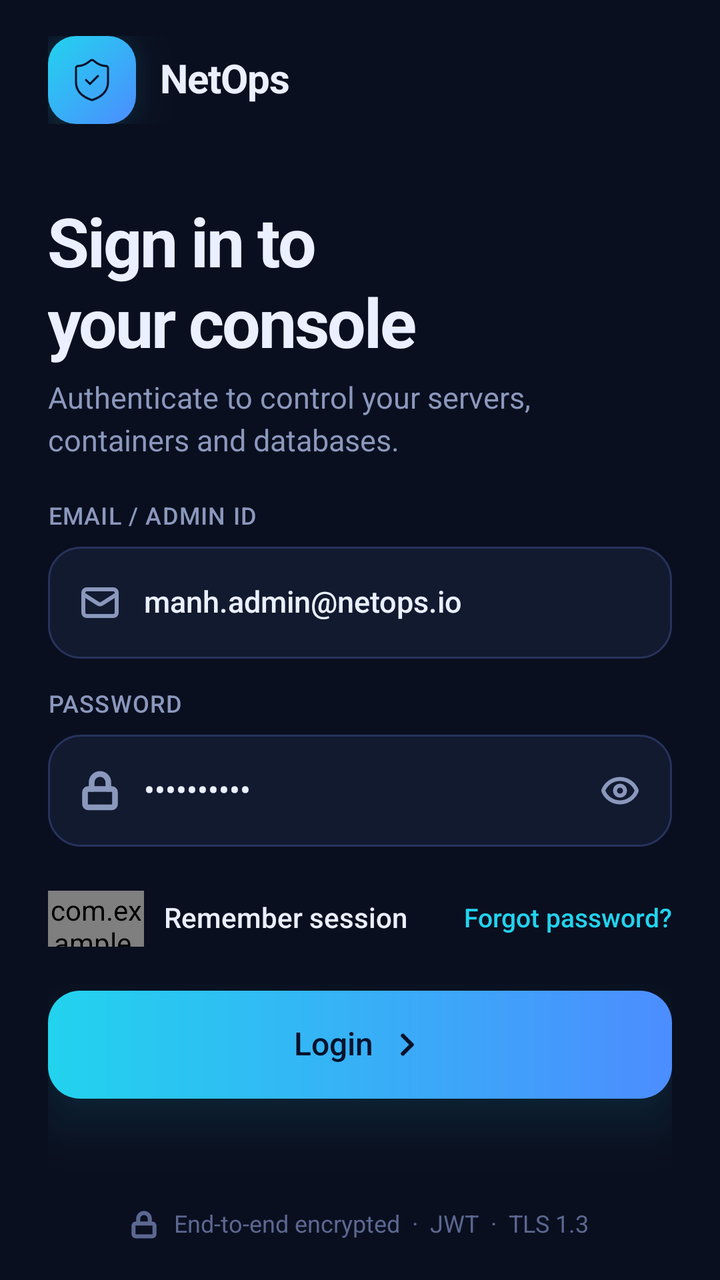
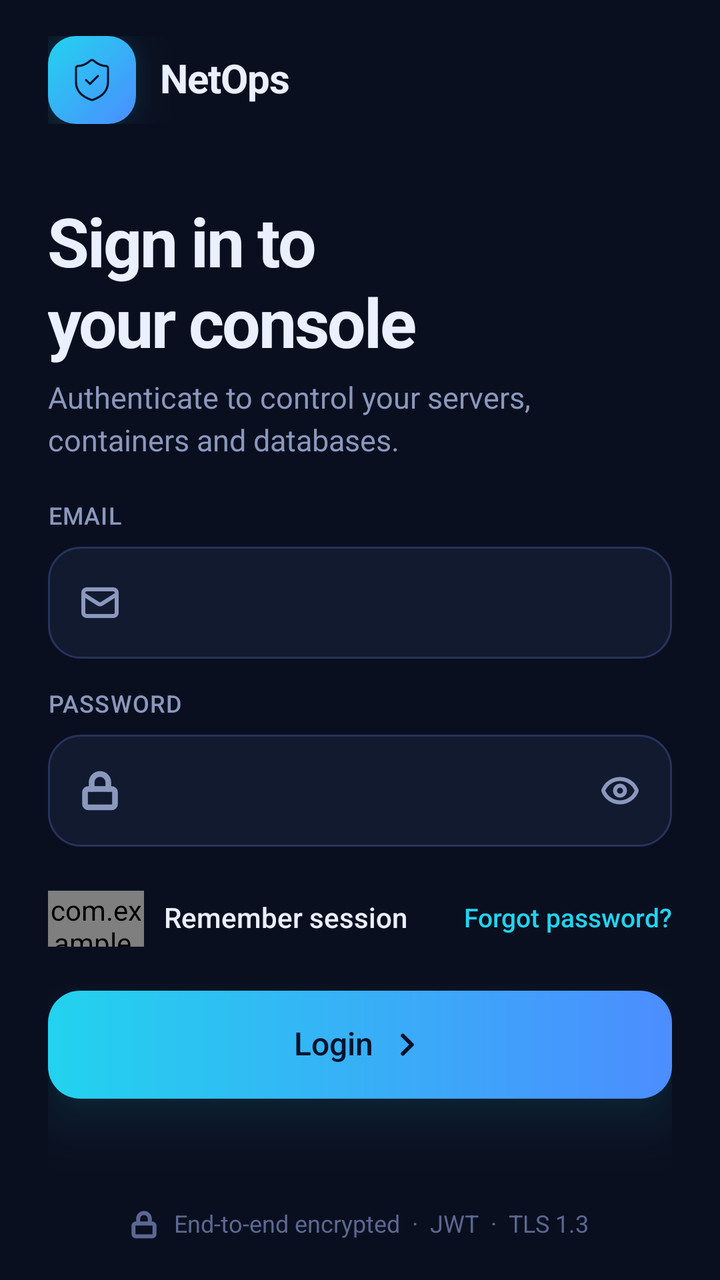

Compare the two renders of this Android layout. The source of the first and the diff that turns it into the second are given below.
<!-- AndroidManifest.xml: application theme Theme.Netops -->
<!-- res/layout/fragment_login.xml -->
<?xml version="1.0" encoding="utf-8"?>
<ScrollView
    android:layout_width="match_parent"
    android:layout_height="match_parent"
    xmlns:android="http://schemas.android.com/apk/res/android"
    xmlns:app="http://schemas.android.com/apk/res-auto"
    xmlns:tools="http://schemas.android.com/tools"
    android:scrollbars="none"
    android:overScrollMode="never"
    tools:ignore="HardcodedText,UselessParent,UnusedAttribute,ContentDescription,Autofill,LabelFor,TextFields,RtlSymmetry,UseCompoundDrawables,ObsoleteLayoutParam">
    <LinearLayout
        android:layout_width="match_parent"
        android:layout_height="wrap_content"
        android:paddingHorizontal="24dp"
        android:paddingVertical="18dp"
        android:divider="@drawable/gap_22"
        android:showDividers="middle"
        android:orientation="vertical">
        <LinearLayout
            android:layout_width="wrap_content"
            android:layout_height="wrap_content"
            android:gravity="center_vertical"
            android:divider="@drawable/gap_12"
            android:showDividers="middle"
            android:orientation="horizontal">
            <FrameLayout
                android:layout_width="44dp"
                android:layout_height="44dp"
                android:background="@drawable/bg_g_diag_r14"
                android:elevation="14dp"
                android:outlineAmbientShadowColor="#FF22D3EE"
                android:outlineSpotShadowColor="#FF22D3EE">
                <ImageView
                    android:layout_width="24dp"
                    android:layout_height="24dp"
                    android:layout_gravity="center"
                    android:src="@drawable/ic_shield"
                    android:tint="@color/on_cyan" />
            </FrameLayout>
            <TextView
                android:layout_width="wrap_content"
                android:layout_height="wrap_content"
                style="@style/T.Bold"
                android:textSize="20sp"
                android:textColor="@color/text"
                android:text="NetOps"
                android:letterSpacing="-0.015" />
        </LinearLayout>
        <LinearLayout
            android:layout_width="match_parent"
            android:layout_height="wrap_content"
            android:paddingTop="18dp"
            android:divider="@drawable/gap_8"
            android:showDividers="middle"
            android:orientation="vertical">
            <TextView
                android:layout_width="wrap_content"
                android:layout_height="wrap_content"
                style="@style/T.Bold"
                android:textSize="34sp"
                android:textColor="@color/text"
                android:text="Sign in to\nyour console"
                android:letterSpacing="-0.029"
                android:lineSpacingMultiplier="1.01" />
            <TextView
                android:layout_width="wrap_content"
                android:layout_height="wrap_content"
                style="@style/T.Reg"
                android:textSize="15sp"
                android:textColor="@color/muted"
                android:text="Authenticate to control your servers, containers and databases."
                android:lineSpacingMultiplier="1.20" />
        </LinearLayout>
        <LinearLayout
            android:layout_width="match_parent"
            android:layout_height="wrap_content"
            android:divider="@drawable/gap_16"
            android:showDividers="middle"
            android:orientation="vertical">
            <LinearLayout
                android:layout_width="match_parent"
                android:layout_height="wrap_content"
                android:divider="@drawable/gap_8"
                android:showDividers="middle"
                android:orientation="vertical">
                <TextView
                    android:layout_width="wrap_content"
                    android:layout_height="wrap_content"
                    style="@style/T.Semi"
                    android:textSize="12sp"
                    android:textColor="@color/muted"
                    android:text="EMAIL / ADMIN ID"
                    android:letterSpacing="0.033" />
                <LinearLayout
                    android:id="@+id/lg_mail"
                    android:layout_width="match_parent"
                    android:layout_height="56dp"
                    android:paddingHorizontal="16dp"
                    android:gravity="center_vertical"
                    android:background="@drawable/bg_f_card_s_stroke_w1_r16"
                    android:divider="@drawable/gap_12"
                    android:showDividers="middle"
                    android:orientation="horizontal">
                    <ImageView
                        android:id="@+id/lg_mail_icon"
                        android:layout_width="20dp"
                        android:layout_height="20dp"
                        android:src="@drawable/ic_mail"
                        android:tint="@color/muted" />
                    <EditText
                        android:id="@+id/lg_mail_et"
                        android:layout_width="0dp"
                        android:layout_height="wrap_content"
                        style="@style/Input"
                        android:layout_weight="1"
                        android:inputType="textEmailAddress"
                        android:maxLines="1"
                        android:text="manh.admin@netops.io" />
                </LinearLayout>
            </LinearLayout>
            <LinearLayout
                android:layout_width="match_parent"
                android:layout_height="wrap_content"
                android:divider="@drawable/gap_8"
                android:showDividers="middle"
                android:orientation="vertical">
                <TextView
                    android:layout_width="wrap_content"
                    android:layout_height="wrap_content"
                    style="@style/T.Semi"
                    android:textSize="12sp"
                    android:textColor="@color/muted"
                    android:text="PASSWORD"
                    android:letterSpacing="0.033" />
                <LinearLayout
                    android:id="@+id/lg_pass"
                    android:layout_width="match_parent"
                    android:layout_height="56dp"
                    android:paddingHorizontal="16dp"
                    android:gravity="center_vertical"
                    android:background="@drawable/bg_f_card_s_stroke_w1_r16"
                    android:divider="@drawable/gap_12"
                    android:showDividers="middle"
                    android:orientation="horizontal">
                    <ImageView
                        android:id="@+id/lg_pass_icon"
                        android:layout_width="20dp"
                        android:layout_height="20dp"
                        android:src="@drawable/ic_lock"
                        android:tint="@color/muted" />
                    <EditText
                        android:id="@+id/lg_pass_et"
                        android:layout_width="0dp"
                        android:layout_height="wrap_content"
                        style="@style/Input"
                        android:layout_weight="1"
                        android:inputType="textPassword"
                        android:maxLines="1"
                        android:text="netops2026" />
                    <ImageView
                        android:id="@+id/lg_pass_eye"
                        android:layout_width="20dp"
                        android:layout_height="20dp"
                        android:src="@drawable/ic_eye"
                        android:tint="@color/muted" />
                </LinearLayout>
            </LinearLayout>
        </LinearLayout>
        <LinearLayout
            android:layout_width="match_parent"
            android:layout_height="wrap_content"
            android:gravity="center_vertical"
            android:divider="@drawable/gap_10"
            android:showDividers="middle"
            android:orientation="horizontal">
            <com.example.netops.NetToggle android:id="@+id/lg_toggle"
                android:layout_width="48dp"
                android:layout_height="28dp"
                app:toggleOn="true" />
            <TextView
                android:layout_width="wrap_content"
                android:layout_height="wrap_content"
                style="@style/T.Med"
                android:textSize="14sp"
                android:textColor="@color/text"
                android:text="Remember session" />
            <Space android:layout_width="0dp"
                android:layout_height="wrap_content"
                android:layout_weight="1" />
            <TextView
                android:id="@+id/lg_forgot"
                android:layout_width="wrap_content"
                android:layout_height="wrap_content"
                style="@style/T.Semi"
                android:textSize="13sp"
                android:textColor="@color/cyan"
                android:text="Forgot password?" />
        </LinearLayout>
        <LinearLayout
            android:id="@+id/lg_login"
            android:layout_width="match_parent"
            android:layout_height="54dp"
            android:gravity="center"
            android:paddingHorizontal="20dp"
            android:background="@drawable/bg_g_h_r16"
            android:elevation="14dp"
            android:outlineAmbientShadowColor="#8022D3EE"
            android:outlineSpotShadowColor="#8022D3EE"
            android:divider="@drawable/gap_8"
            android:showDividers="middle"
            android:orientation="horizontal">
            <TextView
                android:layout_width="wrap_content"
                android:layout_height="wrap_content"
                style="@style/T.Semi"
                android:textSize="16sp"
                android:textColor="@color/on_cyan"
                android:text="Login" />
            <ImageView android:layout_width="18dp"
                android:layout_height="18dp"
                android:src="@drawable/ic_next"
                android:tint="@color/on_cyan" />
        </LinearLayout>
        <Space android:layout_height="12dp"
            android:layout_width="wrap_content" />
        <LinearLayout
            android:layout_width="match_parent"
            android:layout_height="wrap_content"
            android:gravity="center"
            android:divider="@drawable/gap_8"
            android:showDividers="middle"
            android:orientation="horizontal">
            <ImageView android:layout_width="14dp"
                android:layout_height="14dp"
                android:src="@drawable/ic_lock"
                android:tint="@color/dim" />
            <TextView
                android:layout_width="wrap_content"
                android:layout_height="wrap_content"
                style="@style/T.Reg"
                android:textSize="12sp"
                android:textColor="@color/dim"
                android:text="End-to-end encrypted  ·  JWT  ·  TLS 1.3" />
        </LinearLayout>
    </LinearLayout>
</ScrollView>
<!-- resources referenced by this layout -->
<resources>
  <color name="cyan">#FF22D3EE</color>
  <color name="dim">#FF5C6891</color>
  <color name="muted">#FF8B98BD</color>
  <color name="on_cyan">#FF04122A</color>
  <color name="text">#FFEAF0FF</color>
  <!-- drawable bg_f_card_s_stroke_w1_r16 (drawable) -->
  <?xml version="1.0" encoding="utf-8"?>
  <shape xmlns:android="http://schemas.android.com/apk/res/android" android:shape="rectangle">
      <solid android:color="#FF121A30" />
      <stroke android:width="1dp" android:color="#FF27335C" />
      <corners android:radius="16dp" />
  </shape>
  <!-- drawable bg_g_diag_r14 (drawable) -->
  <?xml version="1.0" encoding="utf-8"?>
  <shape xmlns:android="http://schemas.android.com/apk/res/android" android:shape="rectangle">
      <gradient android:angle="315" android:startColor="#FF22D3EE" android:endColor="#FF4C8DFF" />
      <corners android:radius="14dp" />
  </shape>
  <!-- drawable bg_g_h_r16 (drawable) -->
  <?xml version="1.0" encoding="utf-8"?>
  <shape xmlns:android="http://schemas.android.com/apk/res/android" android:shape="rectangle">
      <gradient android:angle="0" android:startColor="#FF22D3EE" android:endColor="#FF4C8DFF" />
      <corners android:radius="16dp" />
  </shape>
  <!-- drawable gap_10 (drawable) -->
  <?xml version="1.0" encoding="utf-8"?>
  <shape xmlns:android="http://schemas.android.com/apk/res/android" android:shape="rectangle">
      <size android:width="10dp" android:height="10dp" />
      <solid android:color="#00000000" />
  </shape>
  <!-- drawable gap_12 (drawable) -->
  <?xml version="1.0" encoding="utf-8"?>
  <shape xmlns:android="http://schemas.android.com/apk/res/android" android:shape="rectangle">
      <size android:width="12dp" android:height="12dp" />
      <solid android:color="#00000000" />
  </shape>
  <!-- drawable gap_16 (drawable) -->
  <?xml version="1.0" encoding="utf-8"?>
  <shape xmlns:android="http://schemas.android.com/apk/res/android" android:shape="rectangle">
      <size android:width="16dp" android:height="16dp" />
      <solid android:color="#00000000" />
  </shape>
  <!-- drawable gap_22 (drawable) -->
  <?xml version="1.0" encoding="utf-8"?>
  <shape xmlns:android="http://schemas.android.com/apk/res/android" android:shape="rectangle">
      <size android:width="22dp" android:height="22dp" />
      <solid android:color="#00000000" />
  </shape>
  <!-- drawable gap_8 (drawable) -->
  <?xml version="1.0" encoding="utf-8"?>
  <shape xmlns:android="http://schemas.android.com/apk/res/android" android:shape="rectangle">
      <size android:width="8dp" android:height="8dp" />
      <solid android:color="#00000000" />
  </shape>
  <!-- drawable ic_next (drawable) -->
  <?xml version="1.0" encoding="utf-8"?>
  <vector xmlns:android="http://schemas.android.com/apk/res/android"
      android:width="18dp" android:height="18dp"
      android:viewportWidth="18" android:viewportHeight="18">
      <group android:translateX="6.75" android:translateY="4.5">
          <path android:pathData="M 0 9 L 4.5 4.5 L 0 0" android:strokeColor="#FFFFFFFF" android:strokeWidth="2" android:strokeLineCap="round" android:strokeLineJoin="round" />
      </group>
  </vector>
  <style name="T.Bold">
          <item name="android:fontFamily">sans-serif</item>
          <item name="android:textStyle">bold</item>
      </style>
  <style name="T.Med"><item name="android:fontFamily">sans-serif-medium</item></style>
  <style name="T.Reg"><item name="android:fontFamily">sans-serif</item></style>
  <style name="T.Semi"><item name="android:fontFamily">sans-serif-medium</item></style>
  <!-- drawable cursor_cyan (drawable) -->
  <?xml version="1.0" encoding="utf-8"?>
  <shape xmlns:android="http://schemas.android.com/apk/res/android" android:shape="rectangle">
      <solid android:color="@color/cyan" />
      <size android:width="2dp" />
  </shape>
  <color name="bg">#FF0A0F1F</color>
  <!-- unchanged entries left out for length: 6 -->
</resources>

<!-- the commit's change to res/layout/fragment_login.xml (unified diff, before → after) -->
@@ -89,7 +89,7 @@
                     style="@style/T.Semi"
                     android:textSize="12sp"
                     android:textColor="@color/muted"
-                    android:text="EMAIL / ADMIN ID"
+                    android:text="EMAIL"
                     android:letterSpacing="0.033" />
                 <LinearLayout
                     android:id="@+id/lg_mail"
@@ -114,8 +114,7 @@
                         style="@style/Input"
                         android:layout_weight="1"
                         android:inputType="textEmailAddress"
-                        android:maxLines="1"
-                        android:text="manh.admin@netops.io" />
+                        android:maxLines="1" />
                 </LinearLayout>
             </LinearLayout>
             <LinearLayout
@@ -155,8 +154,7 @@
                         style="@style/Input"
                         android:layout_weight="1"
                         android:inputType="textPassword"
-                        android:maxLines="1"
-                        android:text="netops2026" />
+                        android:maxLines="1" />
                     <ImageView
                         android:id="@+id/lg_pass_eye"
                         android:layout_width="20dp"
